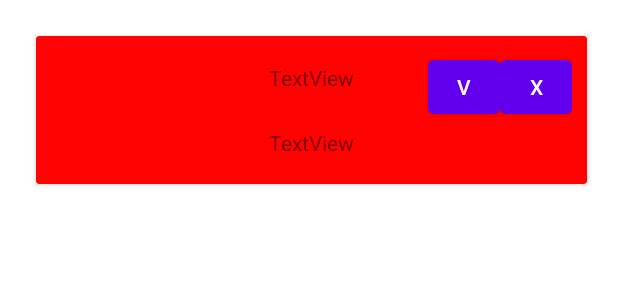
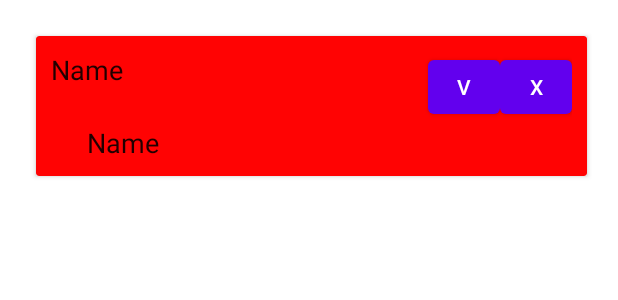
Before and after one commit to patrykdziurkowski/ToDoAndroid, an Android app: the layout frame_task.xml on its own in the app's theme, with its tools: preview values and no code run, on a phone screen of 412 x 824 dp. Shown: the top 300 px of the screen. Run offline under Robolectric (Android 15) with nearby library versions, the phone set to English and light mode, and no system bars.

Commit message:
Added the option to edit task title and description

```diff
--- a/src/app/src/main/java/com/example/todoandroid/ui/tasks/TasksViewModel.java
+++ b/src/app/src/main/java/com/example/todoandroid/ui/tasks/TasksViewModel.java
@@ -82,6 +82,10 @@ public class TasksViewModel extends ViewModel {
         tasks.setValue(taskRepository.getTasks());
     }
 
+    public void save(Task task) {
+        taskRepository.save(task);
+    }
+
     public LiveData<List<Task>> getTasks() {
         return tasks;
     }
--- a/src/app/src/main/res/layout/frame_task.xml
+++ b/src/app/src/main/res/layout/frame_task.xml
@@ -21,26 +21,33 @@
             android:layout_width="match_parent"
             android:layout_height="match_parent">
 
-            <TextView
+            <EditText
                 android:id="@+id/card_title"
                 android:layout_width="wrap_content"
                 android:layout_height="wrap_content"
-                android:layout_marginTop="8dp"
-                android:text="TextView"
-                app:layout_constraintEnd_toEndOf="parent"
+                android:background="@null"
+                android:ems="10"
+                android:inputType="text"
+                android:singleLine="false"
+                android:text="Name"
                 app:layout_constraintStart_toStartOf="parent"
                 app:layout_constraintTop_toTopOf="parent" />
 
-            <TextView
+            <EditText
                 android:id="@+id/card_description"
-                android:layout_width="wrap_content"
+                android:layout_width="match_parent"
                 android:layout_height="wrap_content"
+                android:layout_marginStart="24dp"
                 android:layout_marginTop="24dp"
-                android:layout_marginBottom="8dp"
-                android:text="TextView"
-                app:layout_constraintBottom_toBottomOf="parent"
-                app:layout_constraintEnd_toEndOf="parent"
-                app:layout_constraintStart_toStartOf="parent"
+                android:layout_marginEnd="24dp"
+                android:background="@null"
+                android:ems="10"
+                android:inputType="textMultiLine"
+                android:nestedScrollingEnabled="false"
+                android:singleLine="false"
+                android:text="Name"
+                app:layout_constraintEnd_toEndOf="@+id/remove_task_button"
+                app:layout_constraintStart_toStartOf="@+id/card_title"
                 app:layout_constraintTop_toBottomOf="@+id/card_title" />
 
             <Button
```
Also changed, not shown: src/app/src/main/java/com/example/todoandroid/ui/tasks/TasksAdapter.java (+59 -13 lines), src/app/src/main/java/com/example/todoandroid/ui/tasks/TasksFragment.java (+8 -2 lines).
